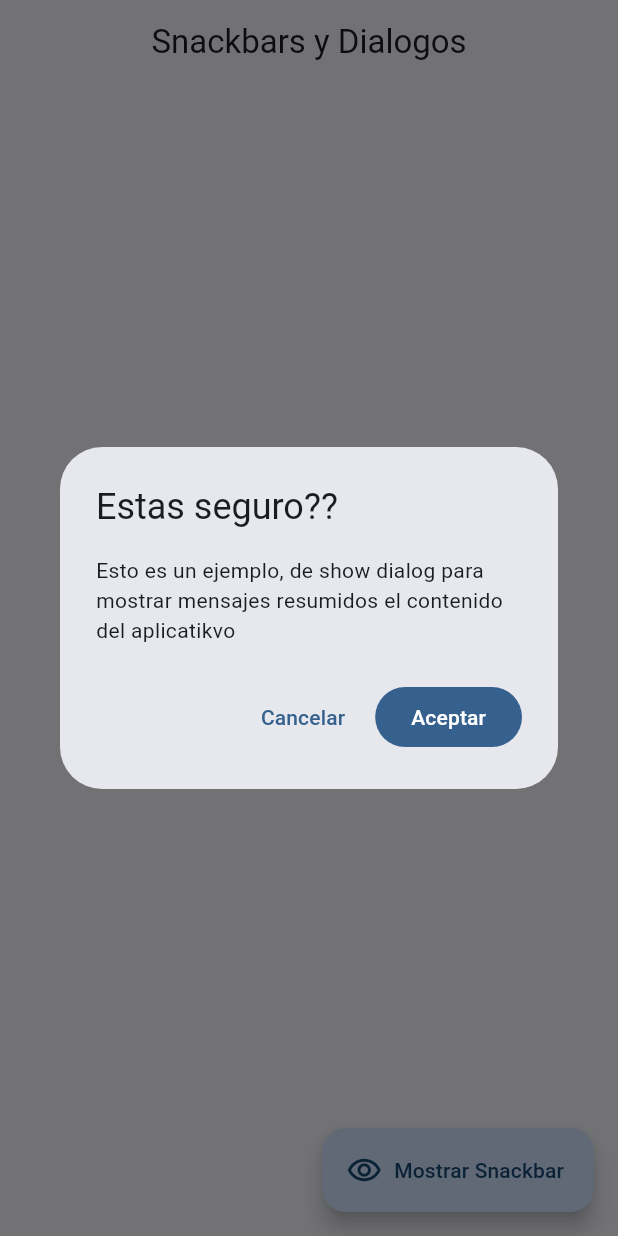
After one commit to Gon-Net/misellaneous, a Flutter app: the SnackbarScreen screen opened by its route, after a tap on "Mostrar dialogo...", on a phone screen of 412 x 824 dp. The commit adds this screen. Run offline on Flutter 3.47's test engine with Material 3 defaults, Android fonts, the phone set to English and light mode, and no system bars; our stand-ins replace go_router; network calls fail.

Commit message:
Add snackbar and dialog finality

```diff
--- a/lib/config/router/app_router.dart
+++ b/lib/config/router/app_router.dart
@@ -19,5 +19,15 @@ final appRouter = GoRouter(
       name: CardsScreen.name,
       builder: (context, state) => const CardsScreen(),
     ),
+    GoRoute(
+      path: '/progress',
+      name: ProgressScreen.name,
+      builder: (context, state) => const ProgressScreen(),
+    ),
+    GoRoute(
+      path: '/snackbars',
+      name: SnackbarScreen.name,
+      builder: (context, state) => const SnackbarScreen(),
+    ),
   ],
 );
--- a/lib/main.dart
+++ b/lib/main.dart
@@ -12,6 +12,7 @@ class MainApp extends StatelessWidget {
   @override
   Widget build(BuildContext context) {
     return MaterialApp.router(
+      title: 'Flutter Widgets',
       routerConfig: appRouter,
       debugShowCheckedModeBanner: false,
       theme: AppTheme(selectedColor: 0).getTheme(),
--- a/lib/presentation/screens/screens.dart
+++ b/lib/presentation/screens/screens.dart
@@ -1,3 +1,9 @@
+export 'package:widget1_app/presentation/screens/animated/animated_screen.dart';
+export 'package:widget1_app/presentation/screens/app_tutorial/app_tutorial_screen.dart';
+export 'package:widget1_app/presentation/screens/infinite_scroll/infinite_scroll_screen.dart';
+export 'package:widget1_app/presentation/screens/progress/progress_screen.dart';
+export 'package:widget1_app/presentation/screens/snackbar/snackbar_screen.dart';
+export 'package:widget1_app/presentation/screens/ui_controls/ui_controls_screen.dart';
 export 'package:widget1_app/presentation/home_screen.dart';
 export 'package:widget1_app/presentation/screens/buttons/buttons_screen.dart';
 export 'package:widget1_app/presentation/screens/cards/cards_screen.dart';
--- /dev/null
+++ b/lib/presentation/screens/snackbar/snackbar_screen.dart
@@ -0,0 +1,85 @@
+import 'package:flutter/material.dart';
+import 'package:go_router/go_router.dart';
+import 'package:widget1_app/config/router/app_router.dart';
+
+class SnackbarScreen extends StatelessWidget {
+
+  static const name = 'snackbar_screen';
+
+  const SnackbarScreen({super.key});
+
+  void showCustomSnackbar(BuildContext context){
+
+    ScaffoldMessenger.of(context).clearSnackBars();
+
+    final snackbar = SnackBar(
+      content: const Text('Hola mundo...!!!'),
+      action: SnackBarAction(label: 'OK !', onPressed: (){
+
+      }),
+      duration: const Duration(seconds: 2),
+    );
+
+    ScaffoldMessenger.of(context).showSnackBar(snackbar);
+
+  }
+
+  void openDialog(BuildContext context){
+    showDialog(
+      context: context,
+      barrierDismissible: false,
+      builder: (context) => AlertDialog(
+        title: const Text('Estas seguro??'),
+        content: const Text('Esto es un ejemplo, de show dialog para mostrar mensajes resumidos el contenido del aplicatikvo'),
+        actions: [
+          TextButton(
+            onPressed: () => context.pop(),
+            child: const Text('Cancelar')
+          ),
+          FilledButton(
+            onPressed: () => context.pop(),
+            child: const Text('Aceptar')
+          )
+        ],
+      )
+    );
+  }
+
+  @override
+  Widget build(BuildContext context) {
+    return Scaffold(
+
+      appBar: AppBar(
+        centerTitle: true,
+        title: const Text('Snackbars y Dialogos'),
+      ),
+
+      body: Center(
+        child: Column(
+          mainAxisAlignment: MainAxisAlignment.center,
+          children: [
+            FilledButton.tonal(
+              onPressed: (){
+                showAboutDialog(
+                  context: context,
+                  children: [
+                    const Text('Esto es un ejemplo, de show dialog para mostrar mensajes resumidos el contenido del aplicatikvo')
+                  ]
+                );
+            },
+            child: const Text('Licencias usadas...')),
+            FilledButton.tonal(
+              onPressed: () => openDialog(context),
+            child: const Text('Mostrar dialogo...')),
+          ],
+        ),
+      ),
+
+      floatingActionButton: FloatingActionButton.extended(
+        label: const Text('Mostrar Snackbar'),
+        icon: const Icon(Icons.remove_red_eye_outlined),
+        onPressed: () => showCustomSnackbar(context),
+      ),
+    );
+  }
+}
```
Also changed, not shown: lib/config/menu/menu_items.dart (+12 -0 lines), lib/presentation/screens/animated/animated_screen.dart (added, +13 -0 lines), lib/presentation/screens/app_tutorial/app_tutorial_screen.dart (added, +13 -0 lines), lib/presentation/screens/cards/cards_screen.dart (+204 -1 lines), lib/presentation/screens/infinite_scroll/infinite_scroll_screen.dart (added, +13 -0 lines), lib/presentation/screens/progress/progress_screen.dart (added, +72 -0 lines), lib/presentation/screens/ui_controls/ui_controls_screen.dart (added, +13 -0 lines).
